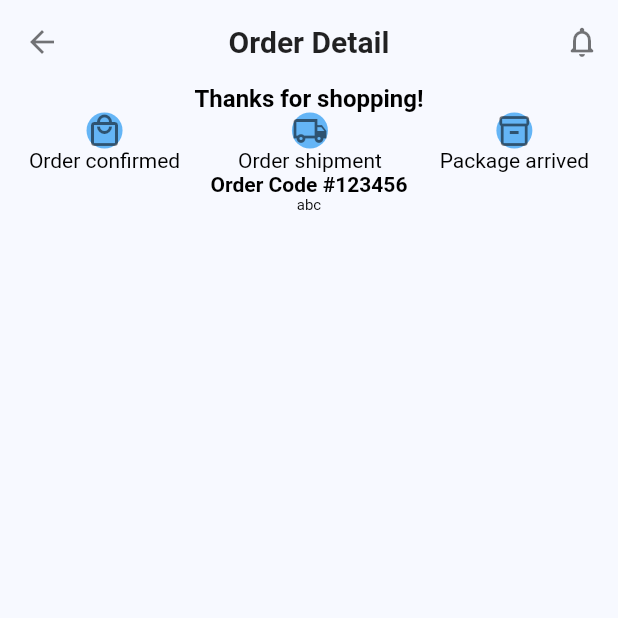
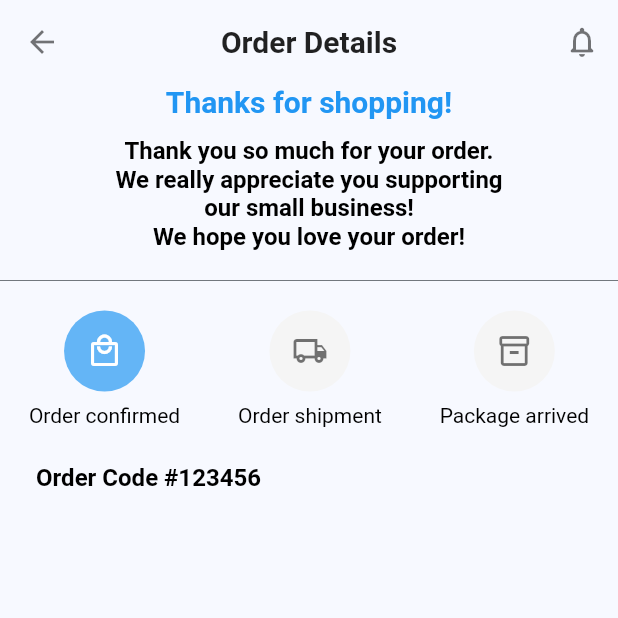
Before and after one commit to ngocnam11/e_shop, a Flutter app: the OrderDetails screen opened directly, on a phone screen of 412 x 824 dp, the top half of it. Run offline on Flutter 3.47's test engine with Material 2 defaults, Android fonts, the phone set to English and light mode, and no system bars; our stand-ins replace carousel_slider, cloud_firestore, equatable, firebase_auth, firebase_core, firebase_storage and 4 more; missing offline and left inert: flutter_stripe; accounts and stored records are empty; network calls fail; statements that could not run were skipped; project files that could hold a hidden picture were left out.

Commit message:
update screens

```diff
--- a/lib/main.dart
+++ b/lib/main.dart
@@ -5,6 +5,7 @@ import 'package:flutter/material.dart';
 import 'package:flutter/gestures.dart';
 import 'package:flutter/services.dart';
 import 'package:flutter_bloc/flutter_bloc.dart';
+import 'package:flutter_stripe/flutter_stripe.dart';
 
 import 'blocs/cart/cart_bloc.dart';
 import 'blocs/wishlist/wishlist_bloc.dart';
@@ -12,9 +13,12 @@ import 'config/theme.dart';
 import 'firebase_options.dart';
 import 'router/router.dart';
 import 'simple_bloc_observer.dart';
+import '.env';
 
 Future<void> main() async {
   WidgetsFlutterBinding.ensureInitialized();
+  Stripe.publishableKey = stripePublishableKey;
+  await Stripe.instance.applySettings();
 
   await Firebase.initializeApp(
     options: DefaultFirebaseOptions.currentPlatform,
--- a/lib/router/router.dart
+++ b/lib/router/router.dart
@@ -17,6 +17,8 @@ abstract class AppRouter {
   static const String notification = '/notification';
   static const String product = '/product';
   static const String account = '/account';
+    static const String purchase = '/purchase';
+  static const String newCard = '/new_card';
   static const String admin = '/admin';
 
   static Route onGenerateRoute(RouteSettings settings) {
@@ -51,6 +53,10 @@ abstract class AppRouter {
         return ProductScreen.route(product: settings.arguments);
       case account:
         return MyAccountScreen.route(isAdmin: settings.arguments as bool);
+      case purchase:
+        return PurchaseScreen.route();
+      case newCard:
+        return NewCardScreen.route();
       case admin:
         return AdHomeScreen.route();
       default:
--- a/lib/screens/login_screen.dart
+++ b/lib/screens/login_screen.dart
@@ -192,7 +192,7 @@ class _LoginScreenState extends State<LoginScreen> {
                     press: () {},
                     primaryColor: const Color.fromARGB(255, 24, 119, 242),
                     title: 'Facebook',
-                    svg: 'assets/svgs/login/facebook_logo.svg',
+                    svg: 'assets/svgs/logo/facebook.svg',
                     textColor: Colors.white,
                   ),
                 ),
@@ -202,7 +202,7 @@ class _LoginScreenState extends State<LoginScreen> {
                     press: googleLogin,
                     primaryColor: Colors.white,
                     title: 'Google',
-                    svg: 'assets/svgs/login/google_logo.svg',
+                    svg: 'assets/svgs/logo/google.svg',
                     textColor: Colors.black,
                   ),
                 ),
--- a/lib/screens/order_details_screen.dart
+++ b/lib/screens/order_details_screen.dart
@@ -2,6 +2,7 @@ import 'package:flutter/material.dart';
 import 'package:flutter_bloc/flutter_bloc.dart';
 
 import '../blocs/cart/cart_bloc.dart';
+import '../widgets/list_item.dart';
 
 class OrderDetails extends StatelessWidget {
   const OrderDetails({Key? key}) : super(key: key);
@@ -10,7 +11,7 @@ class OrderDetails extends StatelessWidget {
   Widget build(BuildContext context) {
     return Scaffold(
       appBar: AppBar(
-        title: const Text('Order Detail'),
+        title: const Text('Order Details'),
         actions: [
           IconButton(
             onPressed: () {},
@@ -21,23 +22,49 @@ class OrderDetails extends StatelessWidget {
         ],
       ),
       body: Column(
+        crossAxisAlignment: CrossAxisAlignment.start,
         children: [
-          Text(
-            'Thanks for shopping!',
-            style: Theme.of(context).textTheme.headline4,
+          Center(
+            child: Text(
+              'Thanks for shopping!',
+              style: Theme.of(context)
+                  .textTheme
+                  .headline2!
+                  .copyWith(color: Colors.blue),
+            ),
           ),
+          const SizedBox(height: 12),
+          Center(
+            child: Text(
+              'Thank you so much for your order.'
+              '\nWe really appreciate you supporting'
+              '\nour small business!'
+              '\nWe hope you love your order!',
+              textAlign: TextAlign.center,
+              style: Theme.of(context).textTheme.headline4,
+            ),
+          ),
+          const SizedBox(height: 12),
+          const Divider(),
+          const SizedBox(height: 12),
           Row(
             mainAxisAlignment: MainAxisAlignment.spaceAround,
             children: [
               Column(
                 children: [
                   Container(
+                    height: 54,
+                    width: 54,
                     decoration: BoxDecoration(
                       shape: BoxShape.circle,
                       color: Colors.blue[300],
                     ),
-                    child: const Icon(Icons.local_mall_outlined),
+                    child: const Icon(
+                      Icons.local_mall_outlined,
+                      color: Colors.white,
+                    ),
                   ),
+                  const SizedBox(height: 8),
                   Text(
                     'Order confirmed',
                     style: Theme.of(context).textTheme.headline6,
@@ -47,12 +74,15 @@ class OrderDetails extends StatelessWidget {
               Column(
                 children: [
                   Container(
+                    height: 54,
+                    width: 54,
                     decoration: BoxDecoration(
                       shape: BoxShape.circle,
-                      color: Colors.blue[300],
+                      color: Colors.grey[100],
                     ),
                     child: const Icon(Icons.local_shipping_outlined),
                   ),
+                  const SizedBox(height: 8),
                   Text(
                     'Order shipment',
                     style: Theme.of(context).textTheme.headline6,
@@ -62,12 +92,15 @@ class OrderDetails extends StatelessWidget {
               Column(
                 children: [
                   Container(
+                    height: 54,
+                    width: 54,
                     decoration: BoxDecoration(
                       shape: BoxShape.circle,
-                      color: Colors.blue[300],
+                      color: Colors.grey[100],
                     ),
                     child: const Icon(Icons.inventory_2_outlined),
                   ),
+                  const SizedBox(height: 8),
                   Text(
                     'Package arrived',
                     style: Theme.of(context).textTheme.headline6,
@@ -76,10 +109,15 @@ class OrderDetails extends StatelessWidget {
               ),
             ],
           ),
-          Text(
-            'Order Code #123456',
-            style: Theme.of(context).textTheme.headline5,
+          const SizedBox(height: 24),
+          Padding(
+            padding: const EdgeInsets.symmetric(horizontal: 24),
+            child: Text(
+              'Order Code #123456',
+              style: Theme.of(context).textTheme.headline4,
+            ),
           ),
+          const SizedBox(height: 12),
           BlocBuilder<CartBloc, CartState>(
             builder: (context, state) {
               if (state is CartLoading) {
@@ -88,12 +126,26 @@ class OrderDetails extends StatelessWidget {
                 );
               }
               if (state is CartLoaded) {
-                return Text('abc');
+                final products =
+                    state.cart.productQuantity(state.cart.products);
+                return ListView.separated(
+                  padding: const EdgeInsets.symmetric(horizontal: 24),
+                  itemCount: products.length,
+                  shrinkWrap: true,
+                  itemBuilder: (context, index) {
+                    return ListItem(
+                      product: products.keys.elementAt(index),
+                      child: const SizedBox(width: 64, height: 40,),
+                    );
+                  },
+                  separatorBuilder: (context, index) =>
+                      const SizedBox(height: 12),
+                );
               } else {
                 return const Text('Something went wrong');
               }
             },
-          )
+          ),
         ],
       ),
     );
--- a/lib/screens/screens.dart
+++ b/lib/screens/screens.dart
@@ -14,4 +14,6 @@ export 'category_screen.dart';
 export 'product_screen.dart';
 export 'conversation_screen.dart';
 export 'my_account_screen.dart';
+export 'purchase_screen.dart';
+export 'new_card_screen.dart';
 export 'admin_panel/ad_home_screen.dart';
```
Also changed, not shown: lib/screens/checkout_screen.dart (+7 -10 lines), lib/screens/home_screen.dart (+27 -1 lines), lib/screens/order_confirmation/order_confirm_screen.dart (+8 -1 lines), lib/screens/product_screen.dart (+15 -3 lines).
